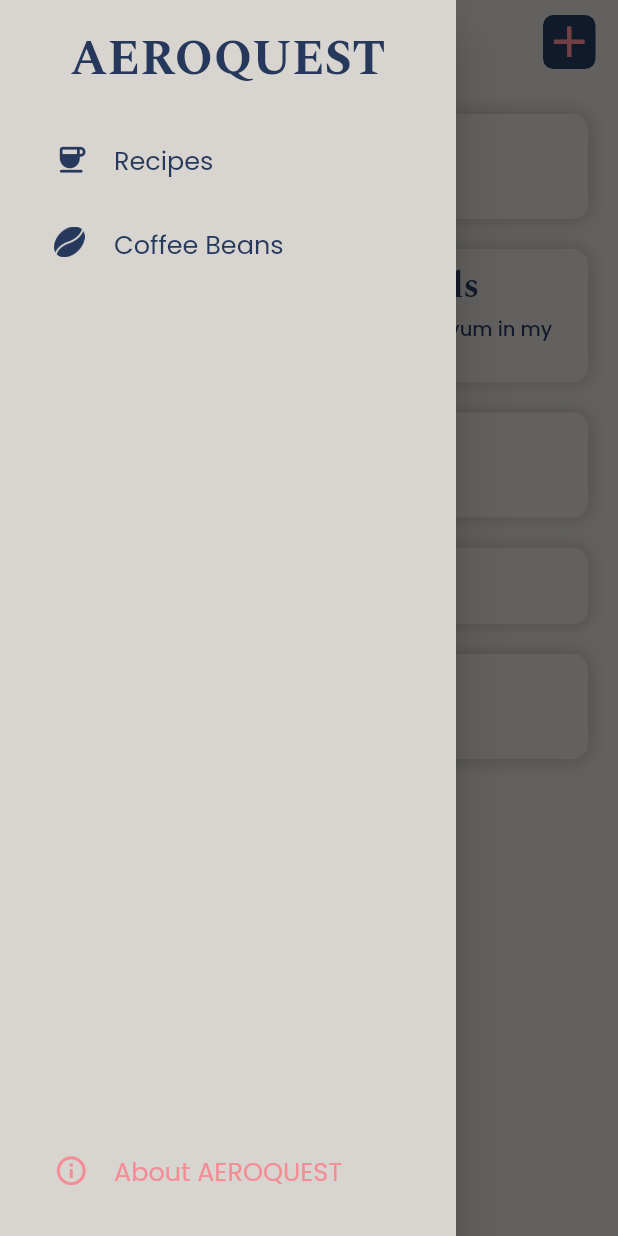
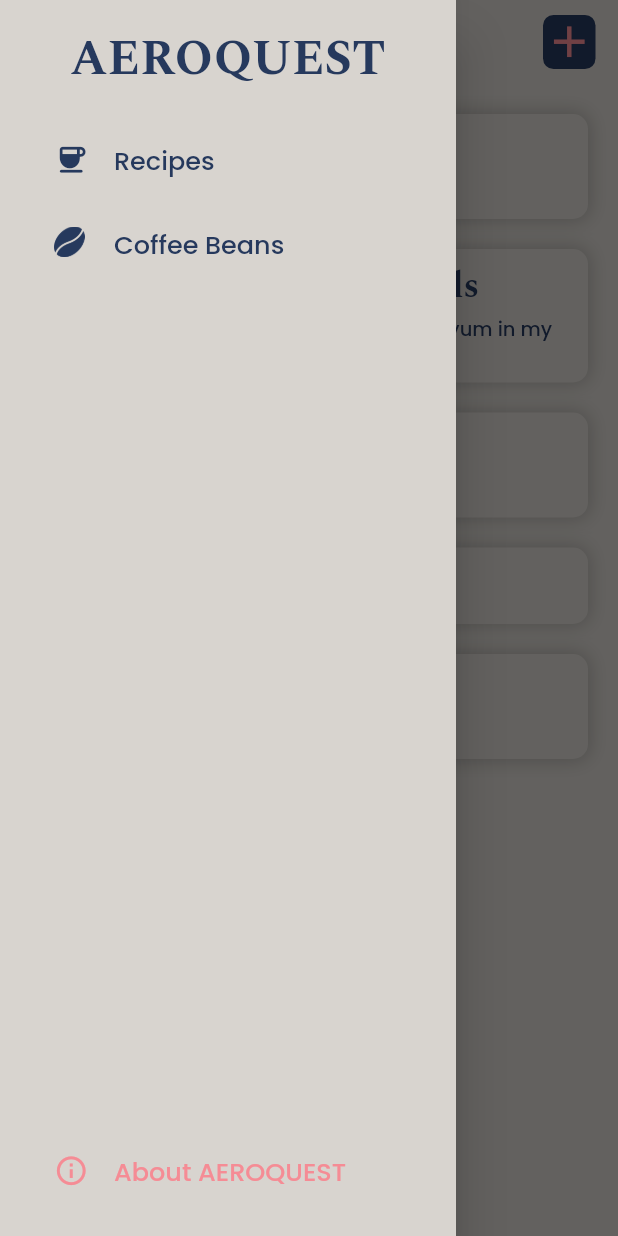
Before and after one commit to andrew-moreno/aeroquest, a Flutter app: the CoffeeBeans screen opened by its route, with the side drawer open, on a phone screen of 412 x 824 dp. Run offline on Flutter 3.47's test engine with Material 2 defaults, Android fonts, the phone set to English and light mode, and no system bars; our stand-ins replace expandable_page_view, flutter_form_builder, flutter_screenutil, smooth_page_indicator.

Commit message:
completed beans page

```diff
--- a/lib/constraints.dart
+++ b/lib/constraints.dart
@@ -9,6 +9,7 @@ const kSubtitle = Color(0xFF5875B1);
 const kDeleteRed = Color(0xFFF64353);
 
 const kCornerRadius = 10.0;
+const kModalCornerRadius = 25.0;
 final kBoxShadow = BoxShadow(
   color: Colors.black.withOpacity(0.2),
   spreadRadius: 1,
--- a/lib/screens/coffee_beans/coffee_beans.dart
+++ b/lib/screens/coffee_beans/coffee_beans.dart
@@ -146,7 +146,7 @@ class _CoffeeBeansState extends State<CoffeeBeans> {
       context: context,
       shape: const RoundedRectangleBorder(
         borderRadius:
-            BorderRadius.vertical(top: Radius.circular(kCornerRadius)),
+            BorderRadius.vertical(top: Radius.circular(kModalCornerRadius)),
       ),
       backgroundColor: kDarkSecondary,
       isScrollControlled: true,
--- a/lib/widgets/card_header.dart
+++ b/lib/widgets/card_header.dart
@@ -34,7 +34,8 @@ class CardHeader extends StatelessWidget {
         ),
         Align(
           alignment: Alignment.centerLeft,
-          child: (_description != null)
+          child: (_description?.isNotEmpty ??
+                  false) // if _description is not empty or not null
               ? Text(
                   _description!,
                   textAlign: TextAlign.left,
--- a/lib/widgets/custom_drawer.dart
+++ b/lib/widgets/custom_drawer.dart
@@ -86,7 +86,7 @@ class CustomDrawer extends StatelessWidget {
           color: (isAbout) ? kAccent : kLightSecondary,
           fontFamily: "Poppins",
           fontSize: 17,
-          fontWeight: FontWeight.w400,
+          fontWeight: FontWeight.w500,
         ),
       ),
     );
```
Also changed, not shown: lib/screens/coffee_beans/widgets/custom_form_field.dart (+8 -12 lines).
